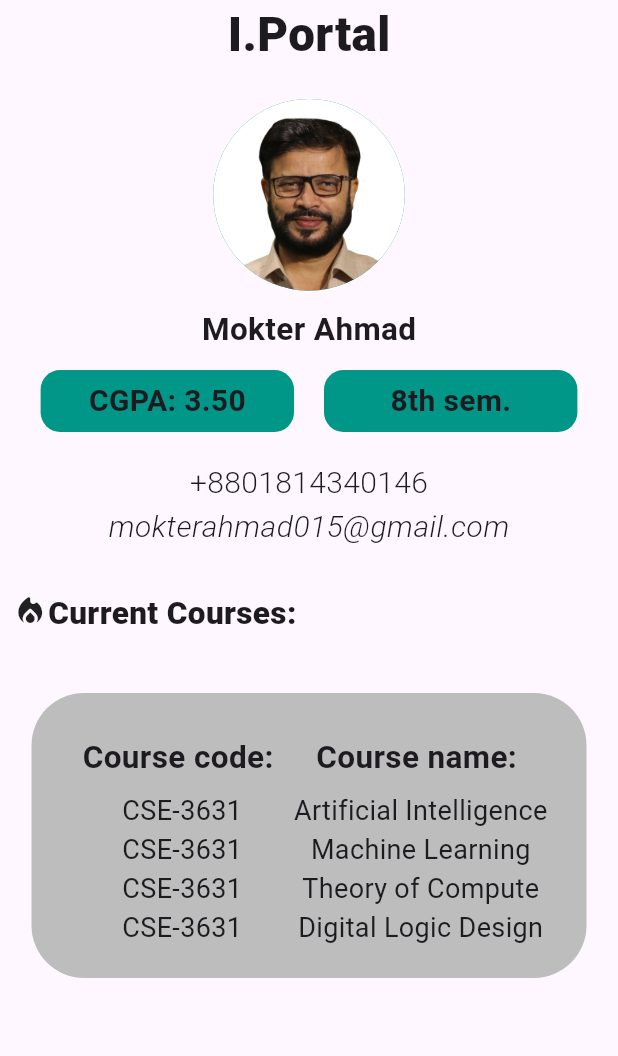
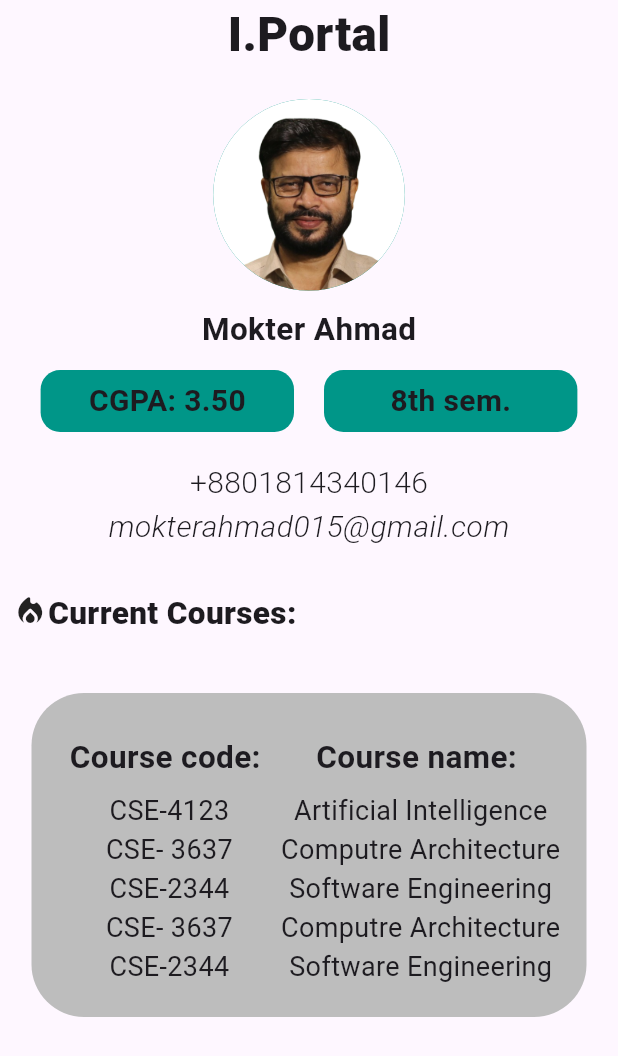
Before and after one commit to TaosifAR/First_Flutter_Project, a Flutter app: the screen it shows after launch, on a phone screen of 412 x 824 dp. Shown: the top 1056 px of the screen. Run offline on Flutter 3.47's test engine with Material 3 defaults, Android fonts, the phone set to English and light mode, and no system bars.

Commit message:
I have changed a functionality in home file

```diff
--- a/lib/home.dart
+++ b/lib/home.dart
@@ -10,6 +10,39 @@ class Home extends StatefulWidget {
 
 class _HomeState extends State<Home> {
   int i=0;
+  List<String> Codes =[] , Name = [];
+  void fetchcodes()
+  {
+    Codes = ["CSE-4123","CSE- 3637","CSE-2344","CSE- 3637","CSE-2344"];
+  }
+  void fetchnames(){
+    Name = ["Artificial Intelligence","Computre Architecture","Software Engineering","Computre Architecture","Software Engineering"];
+  }
+
+
+
+
+  @override
+  void initState() {
+    // TODO: implement initState
+    super.initState();
+    fetchcodes();
+    fetchnames();
+  }
+List<Widget> generatingui(List<String> list)
+{
+  List<Widget> w=[];
+  for(int i=0;i<list.length;i++)
+    {
+      w.add(Text(list[i],style: TextStyle(
+        fontSize: 18,
+      ),),);
+    }
+  return w;
+
+
+}
+
   @override
   Widget build(BuildContext context) {
    var size= MediaQuery.of(context).size;
@@ -176,18 +209,9 @@ class _HomeState extends State<Home> {
                                  ),),
                                ),
                              ),
-                             Text("CSE-3631",style: TextStyle(
-                               fontSize: 18,
-                             ),),
-                             Text("CSE-3631",style: TextStyle(
-                               fontSize: 18,
-                             ),),
-                             Text("CSE-3631",style: TextStyle(
-                               fontSize: 18,
-                             ),),
-                             Text("CSE-3631",style: TextStyle(
-                               fontSize: 18,
-                             ),),
+                             Column(
+                               children: generatingui(Codes),
+                             ),
                              SizedBox(height: 20,),
 
 
@@ -206,19 +230,9 @@ class _HomeState extends State<Home> {
                                 ),),
                               ),
                             ),
-                            Text("Artificial Intelligence",style: TextStyle(
-                              fontSize: 18,
-                            ),),
-                            Text("Machine Learning",style: TextStyle(
-                              fontSize: 18,
-                            ),),
-                            Text("Theory of Compute",style: TextStyle(
-                              fontSize: 18,
-                            ),),
-                            Text("Digital Logic Design",style: TextStyle(
-                              fontSize: 18,
-                            ),),
-
+                           Column(
+                             children: generatingui(Name),
+                           ),
                             SizedBox(height: 20,),
 
                           ],
```
